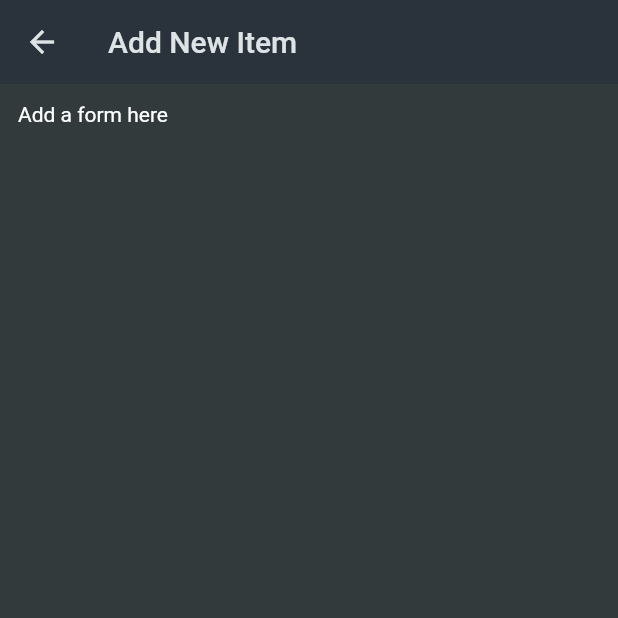
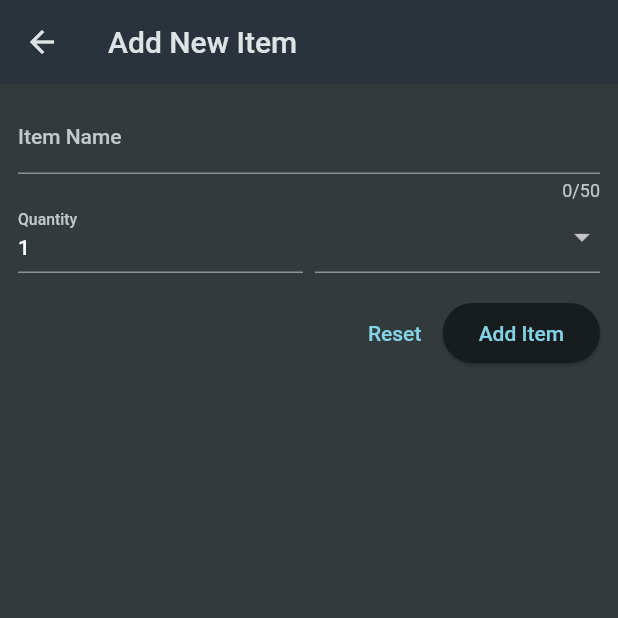
Before and after one commit to AvishkaUmesh/Flutter-shopping-list-app, a Flutter app: the NewItem screen opened directly, on a phone screen of 412 x 824 dp, the top half of it. Run offline on Flutter 3.47's test engine with Material 2 defaults, Android fonts, the phone set to English and light mode, and no system bars.

Commit message:
added form

```diff
--- a/lib/widgets/new_item.dart
+++ b/lib/widgets/new_item.dart
@@ -1,4 +1,5 @@
 import 'package:flutter/material.dart';
+import 'package:shopping_list/data/categories.dart';
 
 class NewItem extends StatefulWidget {
   const NewItem({Key? key}) : super(key: key);
@@ -14,9 +15,76 @@ class _NewItemState extends State<NewItem> {
       appBar: AppBar(
         title: const Text('Add New Item'),
       ),
-      body: const Padding(
-        padding: EdgeInsets.all(12),
-        child: Text('Add a form here'),
+      body: Padding(
+        padding: const EdgeInsets.all(12),
+        child: Form(
+          child: Column(
+            children: [
+              TextFormField(
+                maxLength: 50,
+                decoration: const InputDecoration(
+                  labelText: 'Item Name',
+                ),
+                validator: (value) {
+                  return 'demo';
+                },
+              ),
+              Row(
+                crossAxisAlignment: CrossAxisAlignment.end,
+                children: [
+                  Expanded(
+                    child: TextFormField(
+                      decoration: const InputDecoration(
+                        labelText: 'Quantity',
+                      ),
+                      initialValue: '1 ',
+                      validator: (value) {
+                        return 'demo';
+                      },
+                    ),
+                  ),
+                  const SizedBox(width: 8),
+                  Expanded(
+                    child: DropdownButtonFormField(
+                      items: [
+                        for (final category in categories.entries)
+                          DropdownMenuItem(
+                            value: category.value,
+                            child: Row(
+                              children: [
+                                Container(
+                                  width: 16,
+                                  height: 16,
+                                  color: category.value.color,
+                                ),
+                                const SizedBox(width: 8),
+                                Text(category.value.title),
+                              ],
+                            ),
+                          )
+                      ],
+                      onChanged: (value) {},
+                    ),
+                  )
+                ],
+              ),
+              const SizedBox(height: 16),
+              Row(
+                mainAxisAlignment: MainAxisAlignment.end,
+                children: [
+                  TextButton(
+                    onPressed: () {},
+                    child: const Text('Reset'),
+                  ),
+                  ElevatedButton(
+                    onPressed: () {},
+                    child: const Text('Add Item'),
+                  ),
+                ],
+              ),
+            ],
+          ),
+        ),
       ),
     );
   }
```
